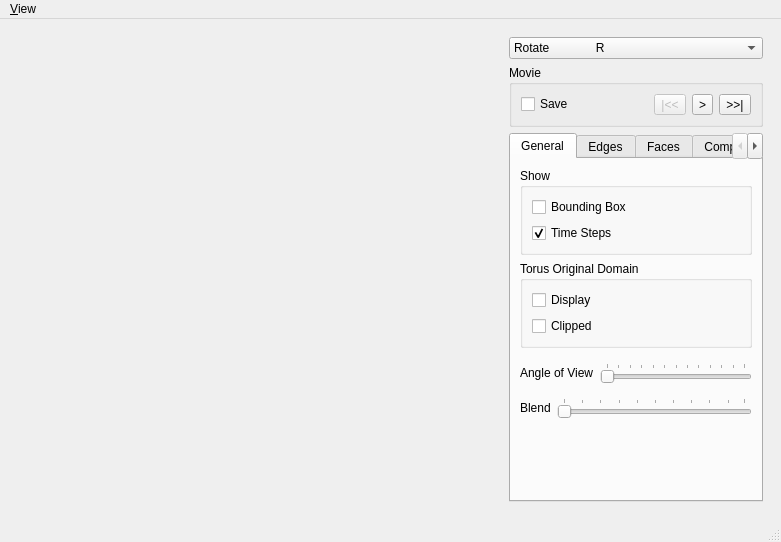
Old version of the form MainWindow.ui in the repository danlipsa/foamvis.
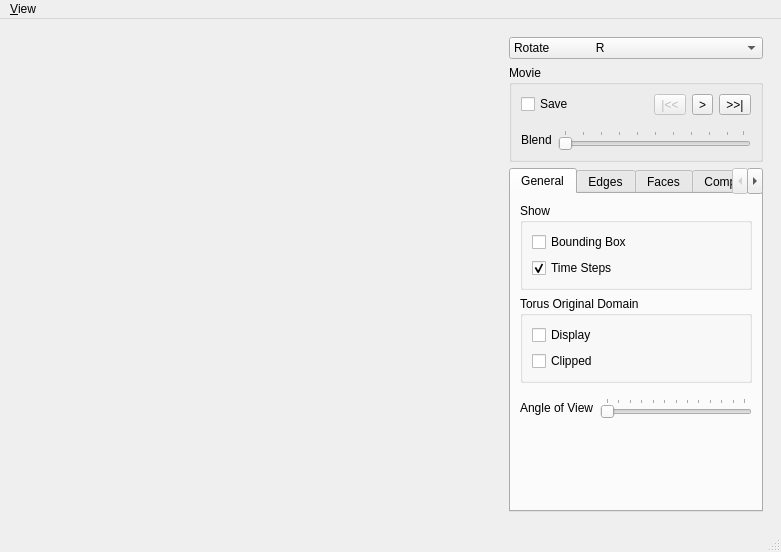
New version of the form. Custom widgets are drawn as their Qt base class.

Patch:
```diff
--- a/MainWindow.ui
+++ b/MainWindow.ui
@@ -168,6 +168,50 @@
             </layout>
            </widget>
           </item>
+          <item>
+           <widget class="QWidget" name="widgetBlend" native="true">
+            <layout class="QHBoxLayout" name="horizontalLayout_7">
+             <property name="leftMargin">
+              <number>0</number>
+             </property>
+             <property name="topMargin">
+              <number>9</number>
+             </property>
+             <property name="rightMargin">
+              <number>0</number>
+             </property>
+             <property name="bottomMargin">
+              <number>0</number>
+             </property>
+             <item>
+              <widget class="QLabel" name="label_4">
+               <property name="text">
+                <string>Blend</string>
+               </property>
+              </widget>
+             </item>
+             <item>
+              <widget class="QSlider" name="horizontalSliderBlend">
+               <property name="maximum">
+                <number>99</number>
+               </property>
+               <property name="pageStep">
+                <number>10</number>
+               </property>
+               <property name="orientation">
+                <enum>Qt::Horizontal</enum>
+               </property>
+               <property name="tickPosition">
+                <enum>QSlider::TicksAbove</enum>
+               </property>
+               <property name="tickInterval">
+                <number>10</number>
+               </property>
+              </widget>
+             </item>
+            </layout>
+           </widget>
+          </item>
          </layout>
         </widget>
        </item>
@@ -283,50 +327,6 @@
              </layout>
             </widget>
            </item>
-           <item>
-            <widget class="QWidget" name="widgetBlend" native="true">
-             <layout class="QHBoxLayout" name="horizontalLayout_7">
-              <property name="leftMargin">
-               <number>0</number>
-              </property>
-              <property name="topMargin">
-               <number>9</number>
-              </property>
-              <property name="rightMargin">
-               <number>0</number>
-              </property>
-              <property name="bottomMargin">
-               <number>0</number>
-              </property>
-              <item>
-               <widget class="QLabel" name="label_4">
-                <property name="text">
-                 <string>Blend</string>
-                </property>
-               </widget>
-              </item>
-              <item>
-               <widget class="QSlider" name="horizontalSliderBlend">
-                <property name="maximum">
-                 <number>99</number>
-                </property>
-                <property name="pageStep">
-                 <number>10</number>
-                </property>
-                <property name="orientation">
-                 <enum>Qt::Horizontal</enum>
-                </property>
-                <property name="tickPosition">
-                 <enum>QSlider::TicksAbove</enum>
-                </property>
-                <property name="tickInterval">
-                 <number>10</number>
-                </property>
-               </widget>
-              </item>
-             </layout>
-            </widget>
-           </item>
            <item>
             <spacer name="verticalSpacer_5">
              <property name="orientation">
```
Left out of the diff: 2 changed lines with no effect on the pictures.
